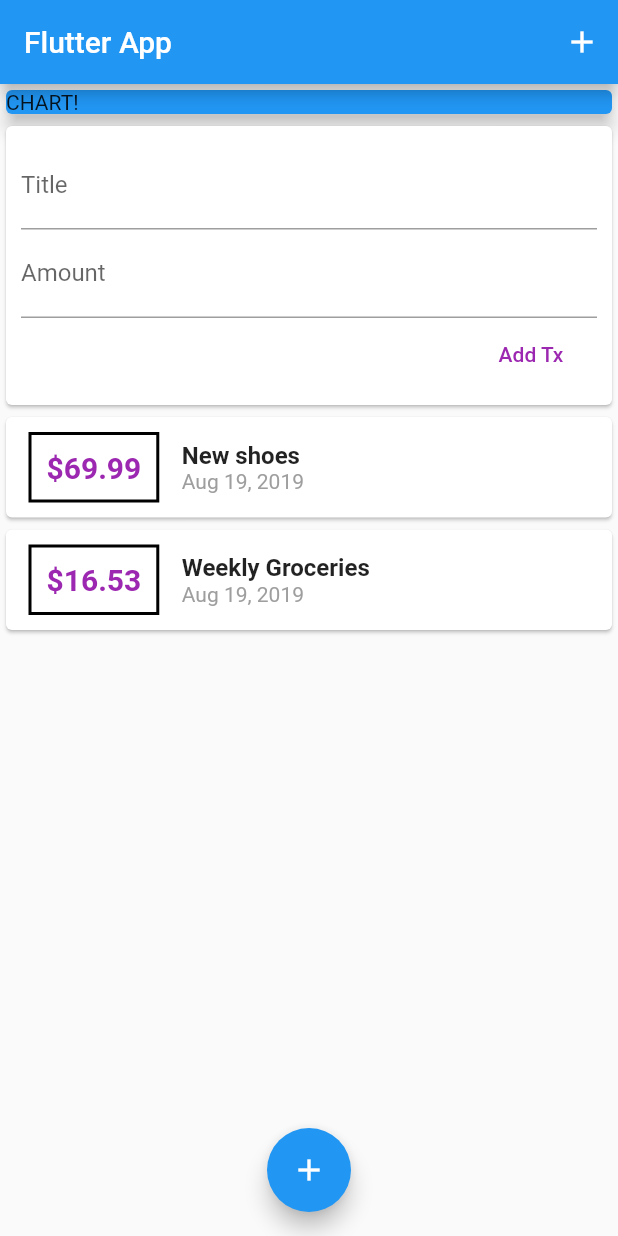
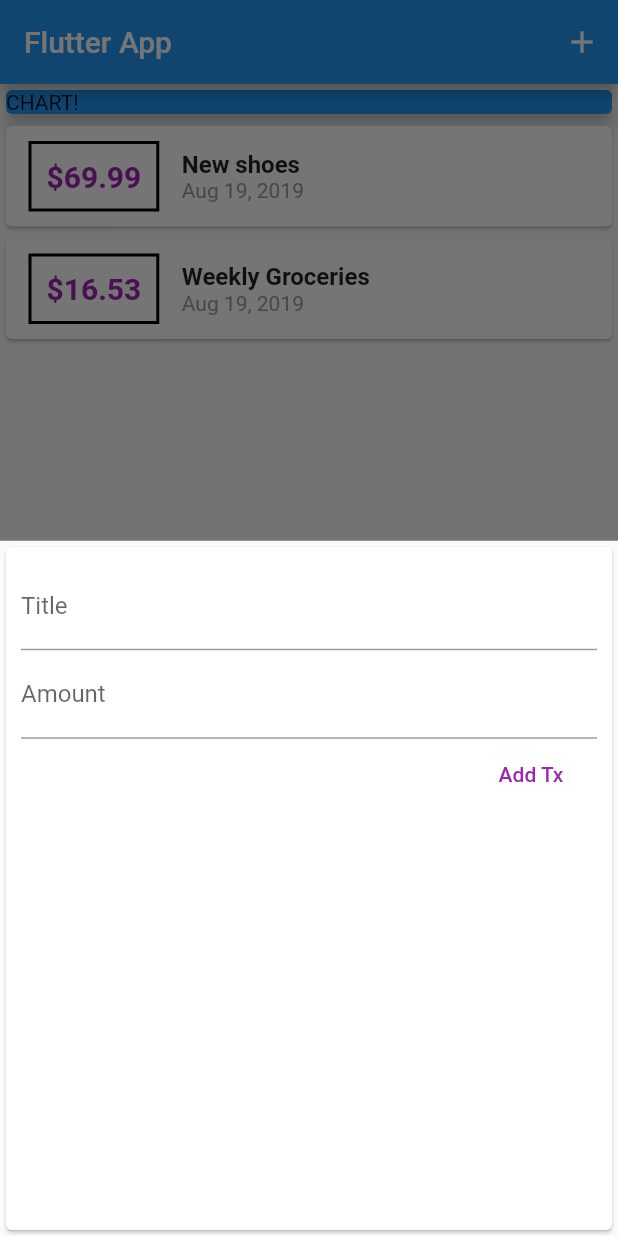
Before and after one commit to Zims/expense_app, a Flutter app: the screen it shows after launch, after a tap on the "add" icon, on a phone screen of 412 x 824 dp. Run offline on Flutter 3.47's test engine with Material 2 defaults, Android fonts, the phone set to English and light mode, and no system bars.

Commit message:
ui pop up

```diff
--- a/lib/main.dart
+++ b/lib/main.dart
@@ -1,6 +1,7 @@
-import 'package:expenses_app/widgets/transaction_list.dart';
-import './widgets/user_transactions.dart';
+import 'package:expenses_app/widgets/new_transaction.dart';
+import './widgets/transaction_list.dart';
 import 'package:flutter/material.dart';
+import './models/transaction.dart';
 
 void main() => runApp(MyApp());
 
@@ -14,11 +15,54 @@ class MyApp extends StatelessWidget {
   }
 }
 
-class MyHomePage extends StatelessWidget {
+class MyHomePage extends StatefulWidget {
   // String titleInput;
   // String amountInput;
-  final titleController = TextEditingController();
-  final amountController = TextEditingController();
+  @override
+  _MyHomePageState createState() => _MyHomePageState();
+}
+
+class _MyHomePageState extends State<MyHomePage> {
+  final List<Transaction> _userTransactions = [
+    Transaction(
+      id: 't1',
+      title: 'New shoes',
+      amount: 69.99,
+      date: DateTime.now(),
+    ),
+    Transaction(
+      id: 't2',
+      title: 'Weekly Groceries',
+      amount: 16.53,
+      date: DateTime.now(),
+    )
+  ];
+
+  void _addNewTransaction(String txTitle, double txAmount) {
+    final newTx = Transaction(
+      title: txTitle,
+      amount: txAmount,
+      date: DateTime.now(),
+      id: DateTime.now().toString(),
+    );
+
+    setState(() {
+      _userTransactions.add(newTx);
+    });
+  }
+
+  void _startAddNewTransaction(BuildContext ctx) {
+    showModalBottomSheet(
+        context: ctx,
+        builder: (bCtx) {
+          return GestureDetector(
+            onTap: () {},
+            child: NewTransaction(_addNewTransaction),
+            behavior: HitTestBehavior.opaque,
+          );
+        });
+  }
+
   @override
   Widget build(BuildContext context) {
     return Scaffold(
@@ -27,7 +71,7 @@ class MyHomePage extends StatelessWidget {
         actions: <Widget>[
           IconButton(
             icon: Icon(Icons.add),
-            onPressed: () {},
+            onPressed: () => _startAddNewTransaction(context),
           ),
         ],
       ),
@@ -44,14 +88,14 @@ class MyHomePage extends StatelessWidget {
                 elevation: 5,
               ),
             ),
-            UserTransactions()
+            TransactionList(_userTransactions)
           ],
         ),
       ),
       floatingActionButtonLocation: FloatingActionButtonLocation.centerFloat,
       floatingActionButton: FloatingActionButton(
         child: Icon(Icons.add),
-        onPressed: () {},
+        onPressed: () => _startAddNewTransaction(context),
       ),
     );
   }
--- a/lib/widgets/new_transaction.dart
+++ b/lib/widgets/new_transaction.dart
@@ -1,15 +1,20 @@
 import 'package:flutter/material.dart';
 
-import '../widgets/user_transactions.dart';
-
-class NewTransaction extends StatelessWidget {
+class NewTransaction extends StatefulWidget {
   final Function addTx;
-  final titleController = TextEditingController();
-  final amountController = TextEditingController();
 
   NewTransaction(this.addTx);
 
-  void submitData(){
+  @override
+  _NewTransactionState createState() => _NewTransactionState();
+}
+
+class _NewTransactionState extends State<NewTransaction> {
+  final titleController = TextEditingController();
+
+  final amountController = TextEditingController();
+
+  void submitData() {
     final enteredTitle = titleController.text;
     final enteredAmount = double.parse(amountController.text);
 
@@ -17,11 +22,14 @@ class NewTransaction extends StatelessWidget {
       return;
     }
 
-                    addTx(
-                  enteredTitle,
-                  enteredAmount,
-                );
+    widget.addTx(
+      enteredTitle,
+      enteredAmount,
+    );
+
+    Navigator.of(context).pop();
   }
+
   @override
   Widget build(BuildContext context) {
     return Card(
@@ -50,7 +58,7 @@ class NewTransaction extends StatelessWidget {
               child: Text('Add Tx'),
               textColor: Colors.purple,
               onPressed: submitData,
-                ),
+            ),
           ],
         ),
       ),
--- a/lib/widgets/user_transactions.dart
+++ /dev/null
@@ -1,53 +0,0 @@
-import 'package:flutter/material.dart';
-
-import './new_transaction.dart';
-import './transaction_list.dart';
-import '../models/transaction.dart';
-
-
-class UserTransactions extends StatefulWidget {
-  @override
-  _UserTransactionsState createState() => _UserTransactionsState();
-}
-
-class _UserTransactionsState extends State<UserTransactions> {
-
-  final List<Transaction> _userTransactions = [
-    Transaction(
-      id: 't1',
-      title: 'New shoes',
-      amount: 69.99,
-      date: DateTime.now(),
-    ),
-    Transaction(
-      id: 't2',
-      title: 'Weekly Groceries',
-      amount: 16.53,
-      date: DateTime.now(),
-    )
-  ];
-
-
-void _addNewTransaction(String txTitle, double txAmount){
-    final newTx = Transaction(
-      title: txTitle,
-      amount: txAmount,
-      date: DateTime.now(),
-      id: DateTime.now().toString(),
-    );
-
-    setState(() {
-      _userTransactions.add(newTx);
-    });
-}
-
-  @override
-  Widget build(BuildContext context) {
-    return Column(
-      children: <Widget>[
-          NewTransaction(_addNewTransaction),
-          TransactionList(_userTransactions),
-      ],
-    );
-  }
-}
```
